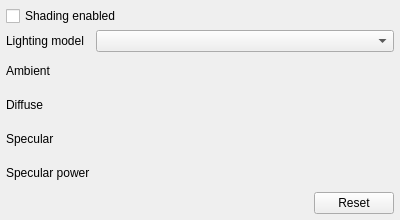
First picture: the form in Modules/VolumeVisualizationUI/src/QmitkVolumeLightingWidgetControls.ui, repository MITK/MITK, before the edit.
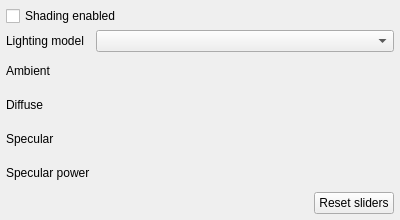
Second picture: the form after the edit. Custom widgets are drawn as their Qt base class.

Commit message: Reset lighting sliders without losing the model

Diff of the .ui file:
```diff
--- a/Modules/VolumeVisualizationUI/src/QmitkVolumeLightingWidgetControls.ui
+++ b/Modules/VolumeVisualizationUI/src/QmitkVolumeLightingWidgetControls.ui
@@ -111,7 +111,7 @@
      <item>
       <widget class="QPushButton" name="resetButton">
        <property name="text">
-        <string>Reset</string>
+        <string>Reset sliders</string>
        </property>
       </widget>
      </item>
```
The commit also changes 2 other files.
